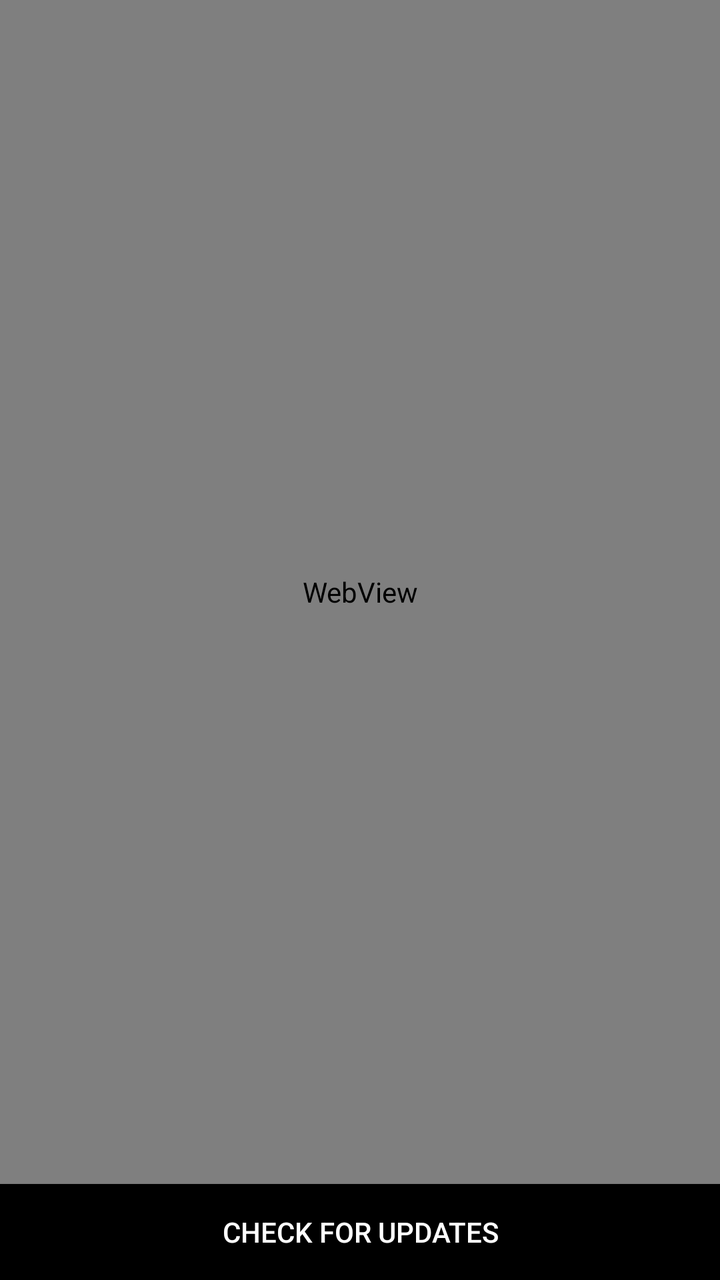
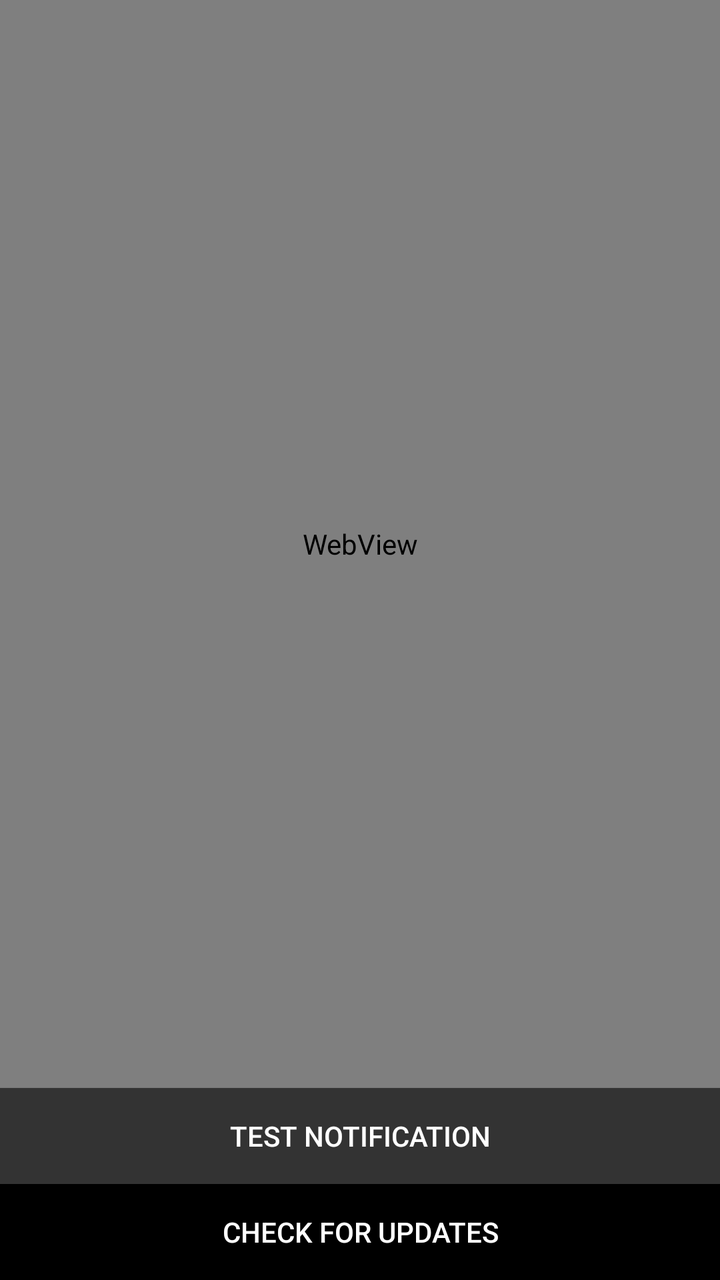

Compare the two renders of this Android layout. The source of the first and the diff that turns it into the second are given below.
<!-- AndroidManifest.xml: application theme AppTheme -->
<!-- res/layout/activity_main.xml -->
<?xml version="1.0" encoding="utf-8"?>
<RelativeLayout xmlns:android="http://schemas.android.com/apk/res/android"
    android:layout_width="match_parent"
    android:layout_height="match_parent">

    <WebView
        android:id="@+id/webView"
        android:layout_width="match_parent"
        android:layout_height="match_parent"
        android:layout_above="@+id/updateButton" />

    <Button
        android:id="@+id/updateButton"
        android:layout_width="match_parent"
        android:layout_height="wrap_content"
        android:layout_alignParentBottom="true"
        android:text="Check for Updates"
        android:background="#000000"
        android:textColor="@android:color/white"
        android:padding="12dp" />

</RelativeLayout>
<!-- resources referenced by this layout -->
<resources>
  <style name="AppTheme" parent="Theme.AppCompat.NoActionBar">
          <item name="android:windowFullscreen">true</item>
          <item name="android:windowNoTitle">true</item>
      </style>
</resources>

<!-- the commit's change to res/layout/activity_main.xml (unified diff, before → after) -->
@@ -7,7 +7,17 @@
         android:id="@+id/webView"
         android:layout_width="match_parent"
         android:layout_height="match_parent"
-        android:layout_above="@+id/updateButton" />
+        android:layout_above="@+id/testButton" />
+
+    <Button
+        android:id="@+id/testButton"
+        android:layout_width="match_parent"
+        android:layout_height="wrap_content"
+        android:layout_above="@+id/updateButton"
+        android:text="Test Notification"
+        android:background="#333333"
+        android:textColor="@android:color/white"
+        android:padding="12dp" />
 
     <Button
         android:id="@+id/updateButton"
